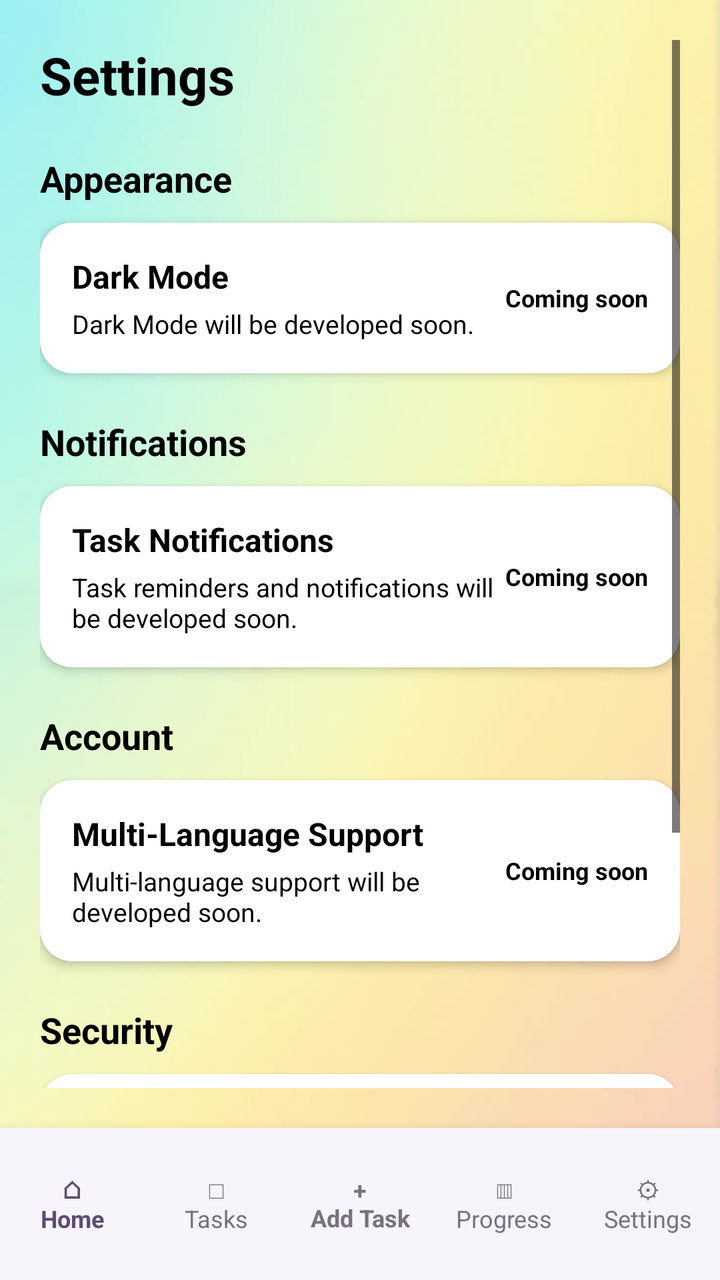
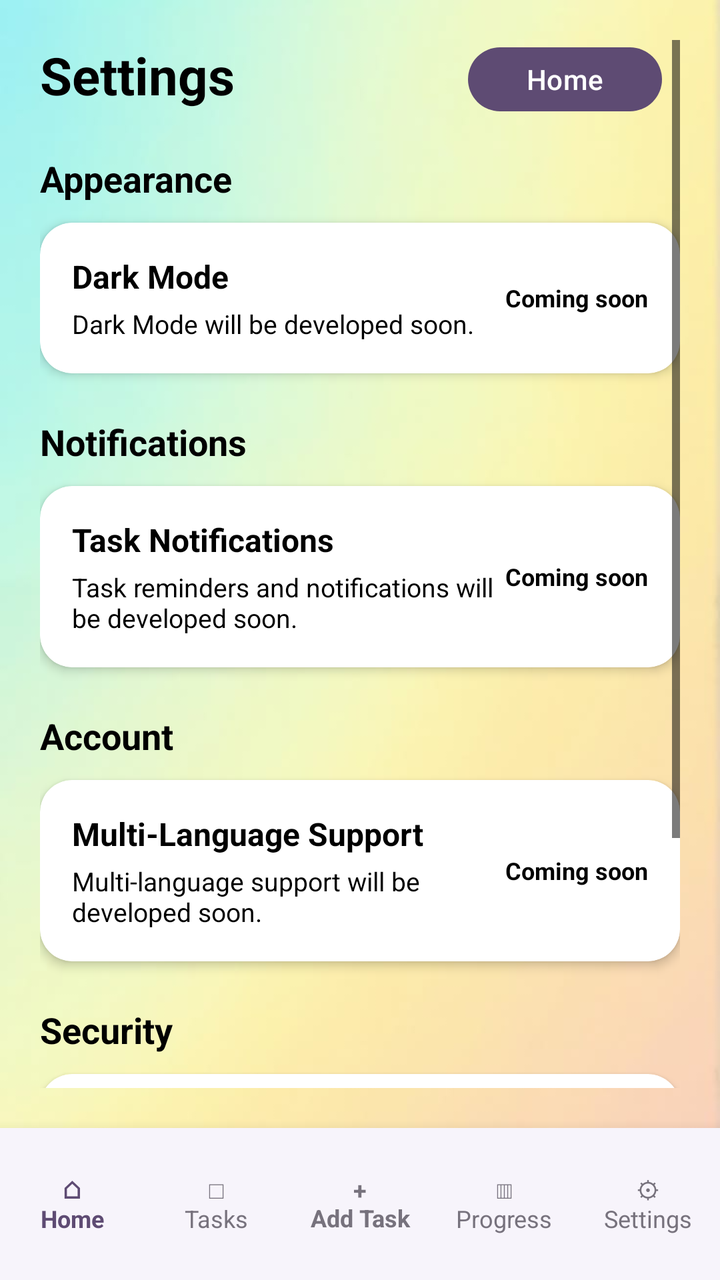

Compare the two renders of this Android layout. The source of the first and the diff that turns it into the second are given below.
<!-- AndroidManifest.xml: application theme Theme.StudyMate -->
<!-- res/layout/fragment_settings.xml -->
<?xml version="1.0" encoding="utf-8"?>
<androidx.constraintlayout.widget.ConstraintLayout
    xmlns:android="http://schemas.android.com/apk/res/android"
    xmlns:app="http://schemas.android.com/apk/res-auto"
    xmlns:tools="http://schemas.android.com/tools"
    android:layout_width="match_parent"
    android:layout_height="match_parent"
    android:background="@drawable/background_5"
    tools:context=".SettingsFragment">


    

    <ScrollView
        android:id="@+id/settingsScrollView"
        android:layout_width="0dp"
        android:layout_height="0dp"
        android:fillViewport="true"
        android:padding="20dp"
        app:layout_constraintBottom_toTopOf="@id/bottomNav"
        app:layout_constraintEnd_toEndOf="parent"
        app:layout_constraintHorizontal_bias="1.0"
        app:layout_constraintStart_toStartOf="parent"
        app:layout_constraintTop_toTopOf="parent"
        app:layout_constraintVertical_bias="0.047">

        <LinearLayout
            android:layout_width="match_parent"
            android:layout_height="wrap_content"
            android:orientation="vertical">

            

            <TextView
                android:id="@+id/tvSettingsTitle"
                android:layout_width="wrap_content"
                android:layout_height="wrap_content"
                android:layout_marginBottom="22dp"
                android:text="@string/settings"
                android:textColor="#000000"
                android:textSize="26sp"
                android:textStyle="bold" />


            

            <TextView
                android:layout_width="wrap_content"
                android:layout_height="wrap_content"
                android:layout_marginBottom="10dp"
                android:text="@string/appearance"
                android:textColor="#000000"
                android:textSize="18sp"
                android:textStyle="bold" />

            

            <androidx.cardview.widget.CardView
                android:layout_width="match_parent"
                android:layout_height="wrap_content"
                android:layout_marginBottom="22dp"
                app:cardBackgroundColor="#FFFFFF"
                app:cardCornerRadius="16dp"
                app:cardElevation="3dp">

                <LinearLayout
                    android:layout_width="match_parent"
                    android:layout_height="wrap_content"
                    android:gravity="center_vertical"
                    android:orientation="horizontal"
                    android:padding="16dp">

                    <LinearLayout
                        android:layout_width="0dp"
                        android:layout_height="wrap_content"
                        android:layout_weight="1"
                        android:orientation="vertical">

                        <TextView
                            android:layout_width="wrap_content"
                            android:layout_height="wrap_content"
                            android:text="@string/dark_mode"
                            android:textColor="#000000"
                            android:textSize="16sp"
                            android:textStyle="bold" />

                        <TextView
                            android:layout_width="wrap_content"
                            android:layout_height="wrap_content"
                            android:layout_marginTop="4dp"
                            android:text="@string/dark_mode_will_be_developed_soon"
                            android:textColor="#000000"
                            android:textSize="13sp" />

                    </LinearLayout>

                    <TextView
                        android:layout_width="wrap_content"
                        android:layout_height="wrap_content"
                        android:text="@string/coming_soon"
                        android:textColor="#000000"
                        android:textSize="12sp"
                        android:textStyle="bold" />

                </LinearLayout>

            </androidx.cardview.widget.CardView>


            

            <TextView
                android:layout_width="wrap_content"
                android:layout_height="wrap_content"
                android:layout_marginBottom="10dp"
                android:text="@string/notifications"
                android:textColor="#000000"
                android:textSize="18sp"
                android:textStyle="bold" />

            

            <androidx.cardview.widget.CardView
                android:layout_width="match_parent"
                android:layout_height="wrap_content"
                android:layout_marginBottom="22dp"
                app:cardBackgroundColor="#FFFFFF"
                app:cardCornerRadius="16dp"
                app:cardElevation="3dp">

                <LinearLayout
                    android:layout_width="match_parent"
                    android:layout_height="wrap_content"
                    android:gravity="center_vertical"
                    android:orientation="horizontal"
                    android:padding="16dp">

                    <LinearLayout
                        android:layout_width="0dp"
                        android:layout_height="wrap_content"
                        android:layout_weight="1"
                        android:orientation="vertical">

                        <TextView
                            android:layout_width="wrap_content"
                            android:layout_height="wrap_content"
                            android:text="@string/task_notifications"
                            android:textColor="#000000"
                            android:textSize="16sp"
                            android:textStyle="bold" />

                        <TextView
                            android:layout_width="wrap_content"
                            android:layout_height="wrap_content"
                            android:layout_marginTop="4dp"
                            android:text="@string/task_reminders_and_notifications_will_be_developed_soon"
                            android:textColor="#000000"
                            android:textSize="13sp" />

                    </LinearLayout>

                    <TextView
                        android:layout_width="wrap_content"
                        android:layout_height="wrap_content"
                        android:text="@string/coming_soon"
                        android:textColor="#000000"
                        android:textSize="12sp"
                        android:textStyle="bold" />

                </LinearLayout>

            </androidx.cardview.widget.CardView>


            

            <TextView
                android:layout_width="wrap_content"
                android:layout_height="wrap_content"
                android:layout_marginBottom="10dp"
                android:text="@string/account"
                android:textColor="#000000"
                android:textSize="18sp"
                android:textStyle="bold" />

            

            <androidx.cardview.widget.CardView
                android:layout_width="match_parent"
                android:layout_height="wrap_content"
                android:layout_marginBottom="22dp"
                app:cardBackgroundColor="#FFFFFF"
                app:cardCornerRadius="16dp"
                app:cardElevation="3dp">

                <LinearLayout
                    android:layout_width="match_parent"
                    android:layout_height="wrap_content"
                    android:gravity="center_vertical"
                    android:orientation="horizontal"
                    android:padding="16dp">

                    <LinearLayout
                        android:layout_width="0dp"
                        android:layout_height="wrap_content"
                        android:layout_weight="1"
                        android:orientation="vertical">

                        <TextView
                            android:layout_width="wrap_content"
                            android:layout_height="wrap_content"
                            android:text="@string/multi_language_support"
                            android:textColor="#000000"
                            android:textSize="16sp"
                            android:textStyle="bold" />

                        <TextView
                            android:layout_width="wrap_content"
                            android:layout_height="wrap_content"
                            android:layout_marginTop="4dp"
                            android:text="@string/multi_language_support_will_be_developed_soon"
                            android:textColor="#000000"
                            android:textSize="13sp" />

                    </LinearLayout>

                    <TextView
                        android:layout_width="wrap_content"
                        android:layout_height="wrap_content"
                        android:text="@string/coming_soon"
                        android:textColor="#000000"
                        android:textSize="12sp"
                        android:textStyle="bold" />

                </LinearLayout>

            </androidx.cardview.widget.CardView>


            

            <TextView
                android:layout_width="wrap_content"
                android:layout_height="wrap_content"
                android:layout_marginBottom="10dp"
                android:text="@string/security"
                android:textColor="#000000"
                android:textSize="18sp"
                android:textStyle="bold" />

            

            <androidx.cardview.widget.CardView
                android:layout_width="match_parent"
                android:layout_height="wrap_content"
                android:layout_marginBottom="25dp"
                app:cardBackgroundColor="#FFFFFF"
                app:cardCornerRadius="16dp"
                app:cardElevation="3dp">

                <LinearLayout
                    android:layout_width="match_parent"
                    android:layout_height="wrap_content"
                    android:gravity="center_vertical"
                    android:orientation="horizontal"
                    android:padding="16dp">

                    <LinearLayout
                        android:layout_width="0dp"
                        android:layout_height="wrap_content"
                        android:layout_weight="1"
                        android:orientation="vertical">

                        <TextView
                            android:layout_width="wrap_content"
                            android:layout_height="wrap_content"
                            android:text="@string/biometric_login"
                            android:textColor="#000000"
                            android:textSize="16sp"
                            android:textStyle="bold" />

                        <TextView
                            android:layout_width="wrap_content"
                            android:layout_height="wrap_content"
                            android:layout_marginTop="4dp"
                            android:text="@string/fingerprint_and_facial_recognition_will_be_developed_soon"
                            android:textColor="#000000"
                            android:textSize="13sp" />

                    </LinearLayout>

                    <TextView
                        android:layout_width="wrap_content"
                        android:layout_height="wrap_content"
                        android:text="@string/coming_soon"
                        android:textColor="#000000"
                        android:textSize="12sp"
                        android:textStyle="bold" />

                </LinearLayout>

            </androidx.cardview.widget.CardView>


            

            <Button
                android:id="@+id/btnLogout"
                android:layout_width="match_parent"
                android:layout_height="73dp"
                android:layout_marginBottom="20dp"
                android:text="@string/logout"
                android:textColor="#000000"
                android:textSize="16sp"
                android:textStyle="bold" />

        </LinearLayout>

    </ScrollView>

    <include
        android:id="@+id/bottomNav"
        layout="@layout/bottom_nav"
        android:layout_width="0dp"
        android:layout_height="76dp"
        app:layout_constraintBottom_toBottomOf="parent"
        app:layout_constraintStart_toStartOf="parent"
        app:layout_constraintEnd_toEndOf="parent" />

</androidx.constraintlayout.widget.ConstraintLayout>
<!-- res/layout/bottom_nav.xml (included above) -->
<?xml version="1.0" encoding="utf-8"?>
<LinearLayout
    xmlns:android="http://schemas.android.com/apk/res/android"
    android:id="@+id/bottomNav"
    android:layout_width="match_parent"
    android:layout_height="76dp"
    android:orientation="horizontal"
    android:gravity="center"
    android:background="@color/studymate_background"
    android:elevation="10dp"
    android:paddingTop="6dp"
    android:paddingBottom="6dp">

    <TextView
        android:id="@+id/navHome"
        android:layout_width="0dp"
        android:layout_height="match_parent"
        android:layout_weight="1"
        android:text="@string/_10_home"
        android:gravity="center"
        android:textColor="@color/studymate_primary"
        android:textSize="12sp"
        android:textStyle="bold" />

    <TextView
        android:id="@+id/navTasks"
        android:layout_width="0dp"
        android:layout_height="match_parent"
        android:layout_weight="1"
        android:text="@string/_10_tasks"
        android:gravity="center"
        android:textColor="@color/studymate_text_grey"
        android:textSize="12sp" />

    <TextView
        android:id="@+id/navAddTask"
        android:layout_width="0dp"
        android:layout_height="match_parent"
        android:layout_weight="1"
        android:text="@string/_10_add_task"
        android:gravity="center"
        android:textColor="@color/studymate_text_grey"
        android:textSize="12sp"
        android:textStyle="bold" />

    <TextView
        android:id="@+id/navProgress"
        android:layout_width="0dp"
        android:layout_height="match_parent"
        android:layout_weight="1"
        android:text="@string/_10_progress"
        android:gravity="center"
        android:textColor="@color/studymate_text_grey"
        android:textSize="12sp" />

    <TextView
        android:id="@+id/navSettings"
        android:layout_width="0dp"
        android:layout_height="match_parent"
        android:layout_weight="1"
        android:text="@string/_10_settings"
        android:gravity="center"
        android:textColor="@color/studymate_text_grey"
        android:textSize="12sp" />

</LinearLayout>
<!-- resources referenced by this layout -->
<resources>
  <color name="studymate_background">#F7F4FB</color>
  <color name="studymate_primary">#5E4B73</color>
  <color name="studymate_text_grey">#77727D</color>
  <!-- drawable background_5: jpeg bitmap (drawable, 11861 bytes) -->
  <string name="_10_add_task">+\nAdd Task</string>
  <string name="_10_home">⌂\nHome</string>
  <string name="_10_progress">▥\nProgress</string>
  <string name="_10_settings">⚙\nSettings</string>
  <string name="_10_tasks">□\nTasks</string>
  <string name="account">Account</string>
  <string name="appearance">Appearance</string>
  <string name="biometric_login">Biometric Login</string>
  <string name="coming_soon">Coming soon</string>
  <string name="dark_mode">Dark Mode</string>
  <string name="dark_mode_will_be_developed_soon">Dark Mode will be developed soon.</string>
  <string name="fingerprint_and_facial_recognition_will_be_developed_soon">Fingerprint and facial recognition will be developed soon.</string>
  <string name="logout">Logout</string>
  <string name="multi_language_support">Multi-Language Support</string>
  <string name="multi_language_support_will_be_developed_soon">Multi-language support will be developed soon.</string>
  <string name="notifications">Notifications</string>
  <string name="security">Security</string>
  <string name="settings">Settings</string>
  <string name="task_notifications">Task Notifications</string>
  <string name="task_reminders_and_notifications_will_be_developed_soon">Task reminders and notifications will be developed soon.</string>
  <style name="Theme.StudyMate" parent="Base.Theme.StudyMate" />
  <style name="Base.Theme.StudyMate" parent="Theme.Material3.Light.NoActionBar">
          <item name="colorPrimary">@color/studymate_primary</item>
          <item name="colorOnPrimary">@android:color/white</item>
  
          <item name="android:windowBackground">@color/studymate_background</item>
          <item name="android:textColorPrimary">@android:color/black</item>
          <item name="android:textColorSecondary">@android:color/black</item>
      </style>
</resources>

<!-- the commit's change to res/layout/fragment_settings.xml (unified diff, before → after) -->
@@ -307,16 +307,31 @@
             <Button
                 android:id="@+id/btnLogout"
                 android:layout_width="match_parent"
-                android:layout_height="73dp"
+                android:layout_height="68dp"
                 android:layout_marginBottom="20dp"
                 android:text="@string/logout"
                 android:textColor="#000000"
                 android:textSize="16sp"
                 android:textStyle="bold" />
 
+
+
         </LinearLayout>
 
     </ScrollView>
+
+    <Button
+        android:id="@+id/backToHome"
+        android:layout_width="97dp"
+        android:layout_height="40dp"
+        android:text="Home"
+        app:layout_constraintBottom_toBottomOf="parent"
+        app:layout_constraintEnd_toEndOf="parent"
+        app:layout_constraintHorizontal_bias="0.89"
+        app:layout_constraintStart_toStartOf="parent"
+        app:layout_constraintTop_toTopOf="parent"
+        app:layout_constraintVertical_bias="0.033" />
+
 
     <include
         android:id="@+id/bottomNav"
@@ -325,7 +340,9 @@
         android:layout_height="76dp"
         app:layout_constraintBottom_toBottomOf="parent"
         app:layout_constraintStart_toStartOf="parent"
-        app:layout_constraintEnd_toEndOf="parent" />
+        app:layout_constraintEnd_toEndOf="parent"
+
+    />
 
 </androidx.constraintlayout.widget.ConstraintLayout>
 <!-- res/layout/bottom_nav.xml (included above) -->
